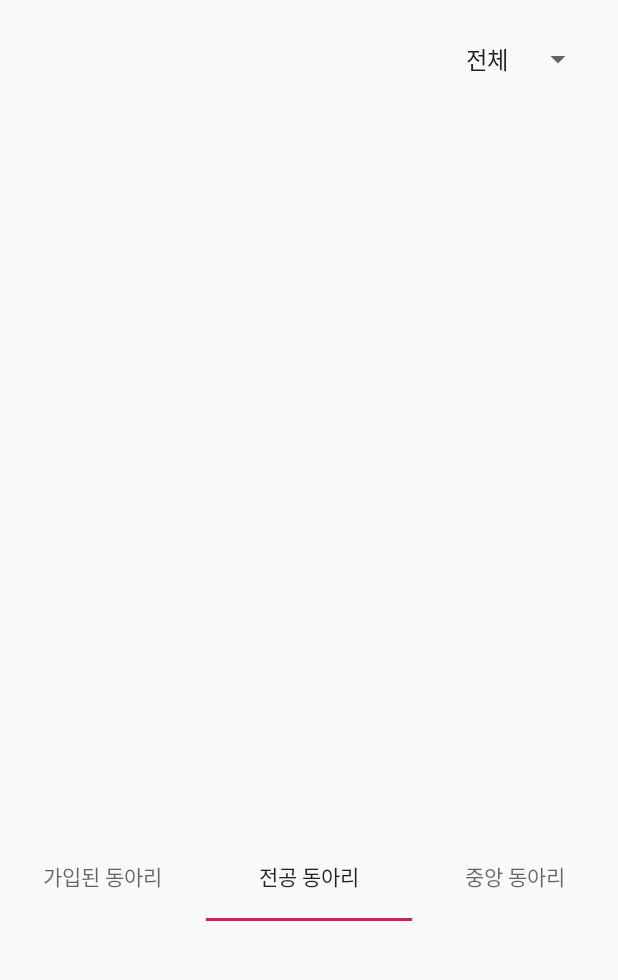
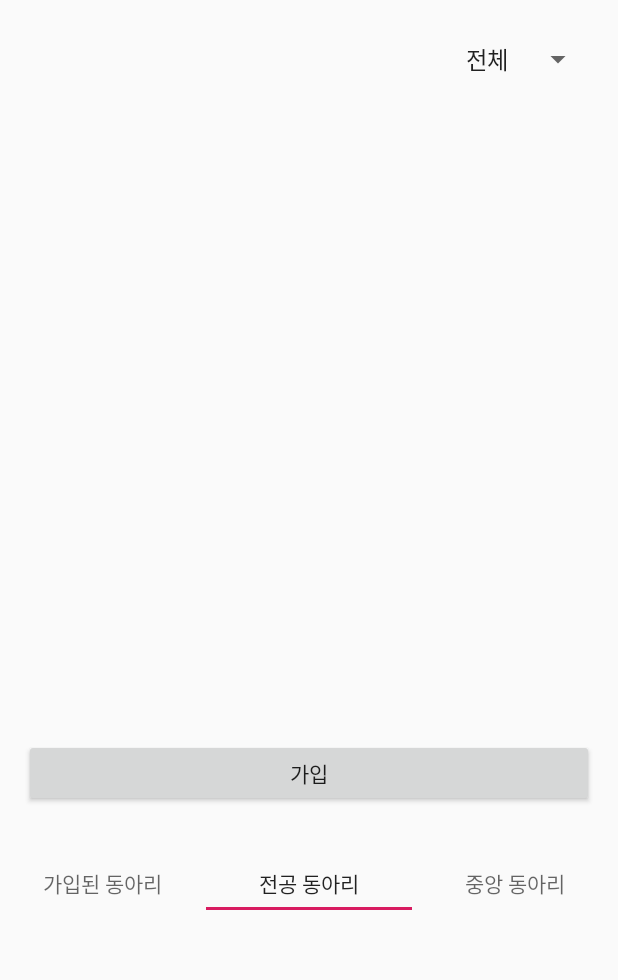
Before and after one commit to yooflyhigh/CMM, an Android app: the Fragment_Start screen opened directly, with no data from a screen before it, tab 2 chosen, on a phone screen of 412 x 824 dp, the part 67-1047 px from its top. Run offline under Robolectric (Android 15) with nearby library versions, the phone set to English and light mode, and no system bars.

Commit message:
레이아웃 수정중

```diff
--- a/ClubManageMent/app/src/main/java/com/example/clubmanagement/System/Fragment/Fragment_Start.java
+++ b/ClubManageMent/app/src/main/java/com/example/clubmanagement/System/Fragment/Fragment_Start.java
@@ -57,32 +57,31 @@ public class Fragment_Start extends AppCompatActivity implements NavigationView.
 
     @Override
     public boolean onNavigationItemSelected(@NonNull MenuItem menuItem) {
-            /*
+
         switch (menuItem.getItemId()){
             case R.id.account:
 //                Snackbar.make(findViewById(R.id.account),"Navigation Account pressed",Snackbar.LENGTH_SHORT).show();
-                Log.d("어카운트 클릭"," 클릭됨");
+                Log.d("위에서 클릭"," 클릭됨");
                 break;
             case R.id.setting:
                 Log.d("setting 클릭"," 클릭됨");
                 Snackbar.make(findViewById(R.id.setting),"Navigation Setting pressed",Snackbar.LENGTH_SHORT).show();
                 break;
         }
-        */
+
         DrawerLayout mDrawerLayout = (DrawerLayout) findViewById(R.id.drawerLayout);
         mDrawerLayout.closeDrawers();
 
         return false;
     }
 
-
     @Override
     public boolean onOptionsItemSelected(MenuItem item) {
-
+/*
         switch(item.getItemId()) {
             case R.id.account:
                 //Snackbar.make(toolbar, (CharSequence)"account click", -1).show();
-                // Log.d("어카운트 클릭"," 클릭됨");
+                 Log.d("어카운트 클릭"," 클릭됨");
                 break;
             //case -1000132:
             //   Snackbar.make(toolbar, (CharSequence)"Logout menu pressed", -1).show();
@@ -97,8 +96,8 @@ public class Fragment_Start extends AppCompatActivity implements NavigationView.
                 ((DrawerLayout)this.findViewById(R.id.drawerLayout)).openDrawer(Gravity.START);
                 break;
         }
+*/
         return super.onOptionsItemSelected(item);
-
     }
 
     /* 옵션 부분 */
--- a/ClubManageMent/app/src/main/res/layout/frg_frgment_start.xml
+++ b/ClubManageMent/app/src/main/res/layout/frg_frgment_start.xml
@@ -38,14 +38,26 @@
         <android.support.v4.view.ViewPager
             android:id="@+id/view_pager"
             android:layout_width="match_parent"
-            android:layout_height="543dp"
-            android:layout_below="@id/tabs" />
+            android:layout_height="560dp"
+            android:layout_below="@id/tabs">
+
+            <Button
+                android:id="@+id/button"
+                android:layout_width="match_parent"
+                android:layout_height="55dp"
+                android:layout_marginBottom="8dp"
+                android:text="가입" />
+        </android.support.v4.view.ViewPager>
 
         <android.support.design.widget.TabLayout
             android:id="@+id/tabs"
             android:layout_width="match_parent"
-            android:layout_height="59dp" />
-    </LinearLayout>
+            android:layout_height="35dp" />
+
+    </LinearLayout><![CDATA[
+
+    />
+    ]]>
 
     <android.support.design.widget.NavigationView
             android:id="@+id/navigationView"
--- a/ClubManageMent/app/src/main/res/layout/frg_major_list.xml
+++ b/ClubManageMent/app/src/main/res/layout/frg_major_list.xml
@@ -43,7 +43,7 @@
             <ListView
                 android:id="@+id/List_view"
                 android:layout_width="match_parent"
-                android:layout_height="497dp"
+                android:layout_height="441dp"
                 android:listSelector="#E0F7D2">
 
             </ListView>
@@ -51,7 +51,7 @@
             <Button
                 android:id="@+id/button"
                 android:layout_width="match_parent"
-                android:layout_height="55dp"
+                android:layout_height="45dp"
                 android:layout_marginBottom="8dp"
                 android:text="가입" />
 
```
